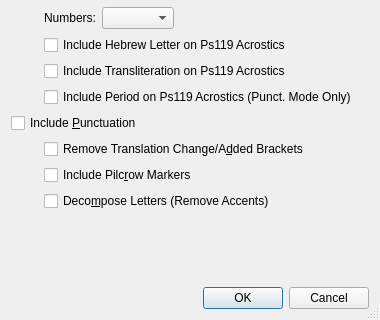
Above: programs/ELSSearch/ELSBibleDatabaseSelectDlg.ui from dewhisna/KingJamesPureBibleSearch before the change; both pictures show x 0 to 380 and y 300 to 620 of the 380 by 620 pixel window. Below: the same form after it.
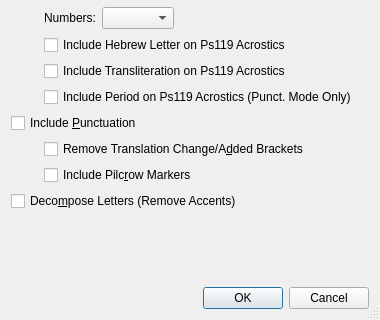
That is the form after the change.

Diff of the .ui file:
```diff
--- a/programs/ELSSearch/ELSBibleDatabaseSelectDlg.ui
+++ b/programs/ELSSearch/ELSBibleDatabaseSelectDlg.ui
@@ -229,7 +229,7 @@
      </property>
     </widget>
    </item>
-   <item row="16" column="1" colspan="3">
+   <item row="16" column="0" colspan="4">
     <widget class="QCheckBox" name="chkDecomposeLetters">
      <property name="text">
       <string>Deco&amp;mpose Letters (Remove Accents)</string>
```
